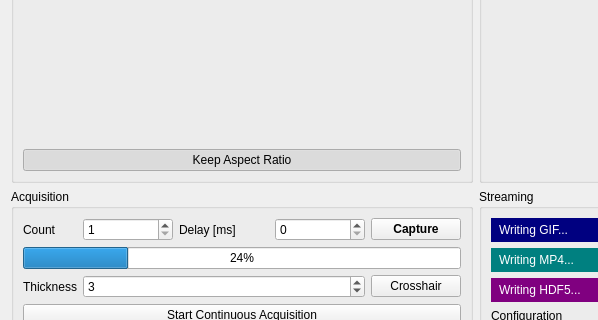
First picture: the form in nplab/instrument/camera/fastcamera/resources/fcgui.ui, repository wdeacon/PyOpenLab, before the edit; both pictures show x 0 to 598 and y 295 to 615 of the 953 by 883 pixel window.
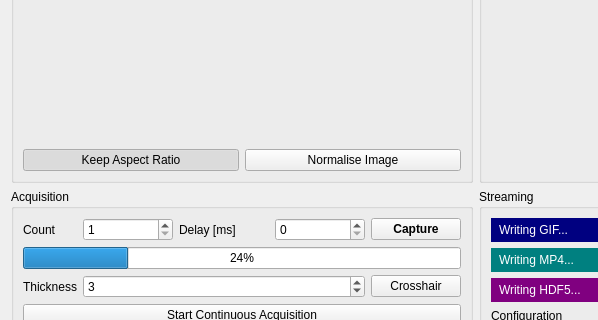
Second picture: the form after the edit.

Patch:
```diff
--- a/nplab/instrument/camera/fastcamera/resources/fcgui.ui
+++ b/nplab/instrument/camera/fastcamera/resources/fcgui.ui
@@ -742,6 +742,8 @@
        </widget>
       </item>
       <item>
+       <layout class="QHBoxLayout" name="horizontalLayout_4">
+        <item>
        <widget class="QPushButton" name="keepRatio">
         <property name="text">
          <string>Keep Aspect Ratio</string>
@@ -753,6 +755,18 @@
          <bool>true</bool>
         </property>
        </widget>
+        </item>
+        <item>
+         <widget class="QPushButton" name="normaliseButton">
+          <property name="text">
+           <string>Normalise Image</string>
+          </property>
+          <property name="checkable">
+           <bool>true</bool>
+          </property>
+         </widget>
+        </item>
+       </layout>
       </item>
      </layout>
     </widget>
```
Lines whose indentation alone changed are shown as unchanged.
